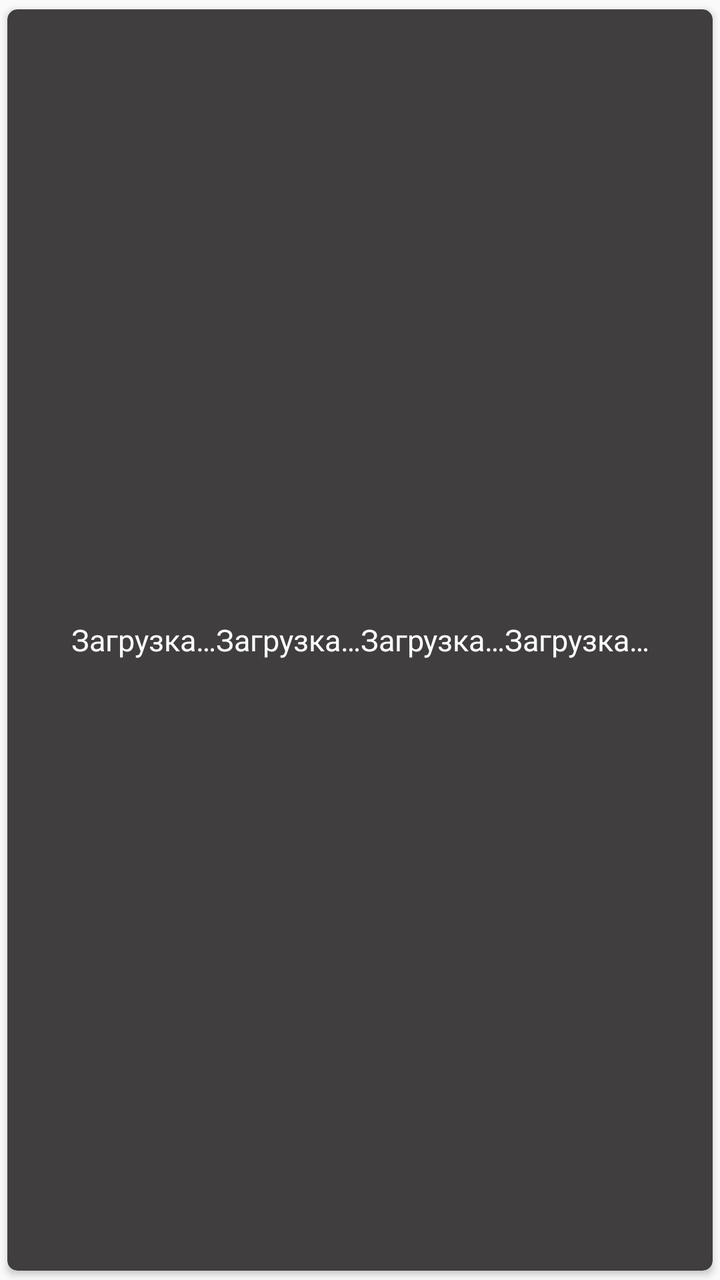
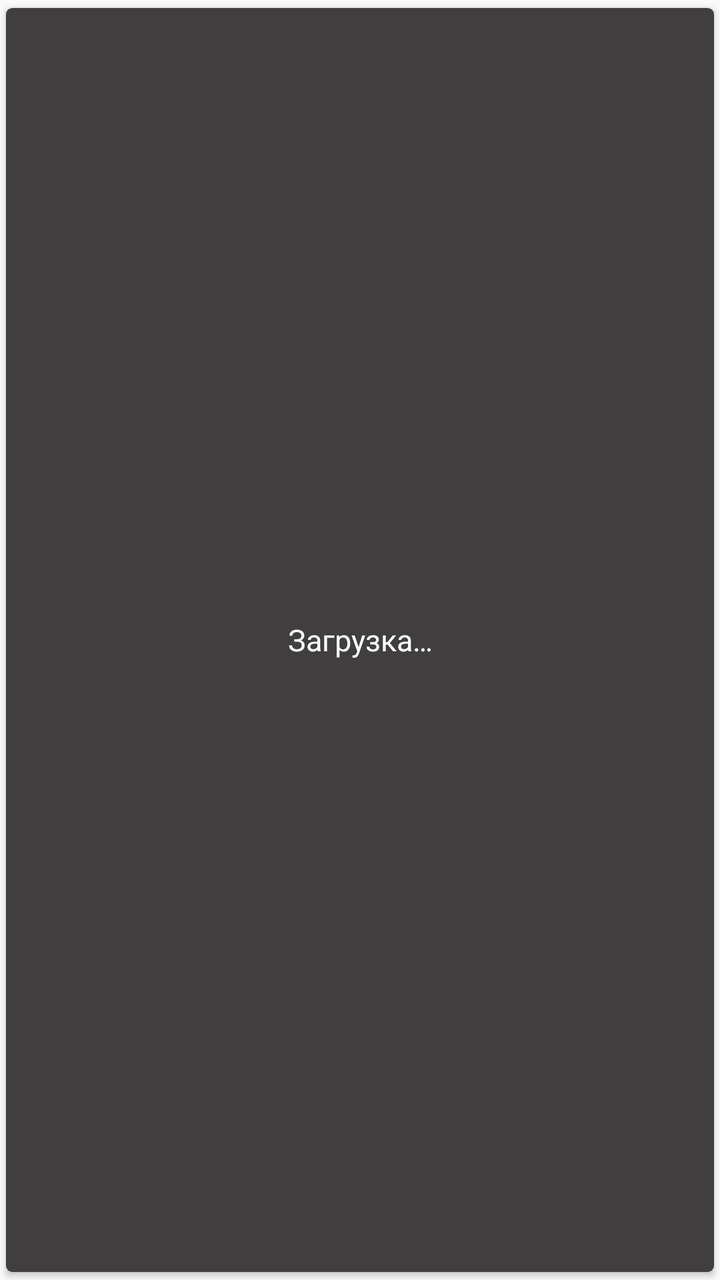

Two renders of the same Android screen: before a commit and after it. Below are the layout's source before the change and the commit's diff.
<!-- AndroidManifest.xml: application theme AppTheme -->
<!-- res/layout/custom_list_item.xml -->
<?xml version="1.0" encoding="utf-8"?>
<LinearLayout

    xmlns:android="http://schemas.android.com/apk/res/android"
    xmlns:tools="http://schemas.android.com/tools"
    android:orientation="vertical"
    android:gravity="center"
    android:layout_width="wrap_content"
    android:layout_height="wrap_content"
    tools:ignore="UseCompoundDrawables">

    <androidx.cardview.widget.CardView
        app:cardBackgroundColor="#403E3E"
        android:layout_width="match_parent"
        android:layout_height="match_parent"
        xmlns:app="http://schemas.android.com/apk/res-auto"
        app:cardCornerRadius="5dp"
        app:cardPreventCornerOverlap="true"
        app:cardUseCompatPadding="true">

        <TextView
            android:id="@+id/view_title"
            android:textColor="@color/white"
            android:layout_gravity="center"
            android:textAlignment="center"
            android:layout_margin="1dp"
            android:singleLine="true"
            android:ellipsize="end"
            android:maxLines="1"
            android:textSize="15sp"
            android:text="@string/example_title"
            android:layout_width="wrap_content"
            android:layout_height="wrap_content"/>

    </androidx.cardview.widget.CardView>

    <androidx.cardview.widget.CardView
        app:cardBackgroundColor="#403E3E"
        android:layout_width="wrap_content"
        android:layout_height="wrap_content"
        xmlns:app="http://schemas.android.com/apk/res-auto"
        app:cardCornerRadius="5dp"
        app:cardPreventCornerOverlap="true"
        app:cardUseCompatPadding="true">


        <ImageView
            android:id="@+id/view_image"
            android:layout_margin="5dp"
            android:layout_width="160dp"
            android:layout_height="250dp"
            android:contentDescription="@string/todo" />

    </androidx.cardview.widget.CardView>


    <androidx.cardview.widget.CardView
        app:cardBackgroundColor="#403E3E"
        android:layout_width="wrap_content"
        android:layout_height="wrap_content"
        xmlns:app="http://schemas.android.com/apk/res-auto"
        app:cardCornerRadius="5dp"
        app:cardPreventCornerOverlap="true"
        app:cardUseCompatPadding="true">

        <RatingBar
            android:id="@+id/ratingBar"
            android:progressBackgroundTint="#FFFFFF"
            android:progressTint="#F7FF00"
            android:gravity="center"
            android:layout_margin="2dp"
            android:layout_gravity="center"
            android:layout_width="wrap_content"
            android:layout_height="wrap_content"
            style="?android:attr/ratingBarStyleSmall"
            android:numStars="5"
            android:rating="0"
            android:stepSize="1" />

    </androidx.cardview.widget.CardView>

</LinearLayout>
<!-- resources referenced by this layout -->
<resources>
  <color name="white">#FFFFFFFF</color>
  <string name="example_title">Загрузка…Загрузка…Загрузка…Загрузка…</string>
  <string name="todo">TODO</string>
  <style name="AppTheme" parent="Theme.AppCompat.Light.DarkActionBar">
          <item name="colorPrimary">#162687</item>
          <item name="colorPrimaryDark">#734E16</item>
      </style>
</resources>

<!-- the commit's change to res/layout/custom_list_item.xml (unified diff, before → after) -->
@@ -1,6 +1,5 @@
 <?xml version="1.0" encoding="utf-8"?>
 <LinearLayout
-
     xmlns:android="http://schemas.android.com/apk/res/android"
     xmlns:tools="http://schemas.android.com/tools"
     android:orientation="vertical"
@@ -14,7 +13,7 @@
         android:layout_width="match_parent"
         android:layout_height="match_parent"
         xmlns:app="http://schemas.android.com/apk/res-auto"
-        app:cardCornerRadius="5dp"
+        app:cardCornerRadius="3dp"
         app:cardPreventCornerOverlap="true"
         app:cardUseCompatPadding="true">
 
@@ -39,16 +38,15 @@
         android:layout_width="wrap_content"
         android:layout_height="wrap_content"
         xmlns:app="http://schemas.android.com/apk/res-auto"
-        app:cardCornerRadius="5dp"
+        app:cardCornerRadius="8dp"
         app:cardPreventCornerOverlap="true"
         app:cardUseCompatPadding="true">
 
 
         <ImageView
             android:id="@+id/view_image"
-            android:layout_margin="5dp"
-            android:layout_width="160dp"
-            android:layout_height="250dp"
+            android:layout_width="173dp"
+            android:layout_height="259dp"
             android:contentDescription="@string/todo" />
 
     </androidx.cardview.widget.CardView>
<!-- resource entries referenced after the edit -->
@@ -1,7 +1,7 @@
 <!-- resources referenced by this layout -->
 <resources>
   <color name="white">#FFFFFFFF</color>
-  <string name="example_title">Загрузка…Загрузка…Загрузка…Загрузка…</string>
+  <string name="example_title">Загрузка…</string>
   <string name="todo">TODO</string>
   <style name="AppTheme" parent="Theme.AppCompat.Light.DarkActionBar">
           <item name="colorPrimary">#162687</item>
